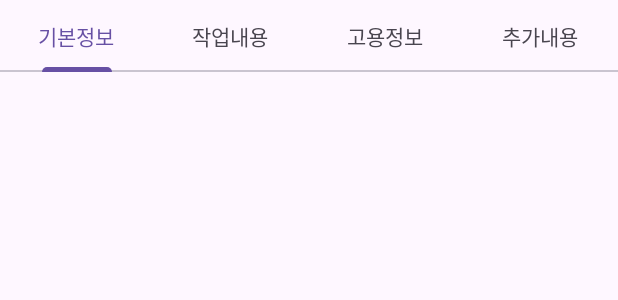
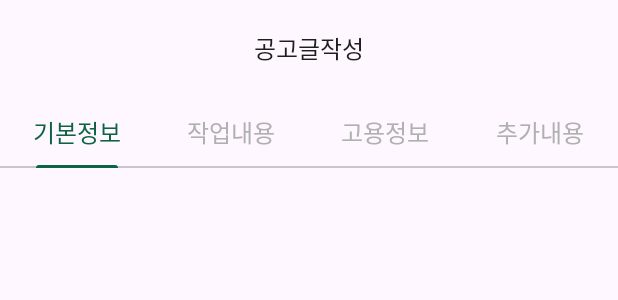
Before and after one commit to seunghee17/Nonggle, an Android app: the layout activity_notice.xml on its own in the app's theme, with its tools: preview values and no code run, on a phone screen of 412 x 824 dp. Shown: the top 300 px of the screen. Run offline under Robolectric (Android 15) with nearby library versions, the light colour scheme and no system bars.

```diff
--- a/app/src/main/java/com/example/nongglenonggle/view/farmer/notice/NoticeActivity.kt
+++ b/app/src/main/java/com/example/nongglenonggle/view/farmer/notice/NoticeActivity.kt
@@ -4,16 +4,20 @@ import androidx.appcompat.app.AppCompatActivity
 import android.os.Bundle
 import android.widget.FrameLayout
 import com.example.nongglenonggle.R
+import com.example.nongglenonggle.databinding.ActivityNoticeBinding
 import com.google.android.material.tabs.TabLayout
 import kotlin.reflect.KMutableProperty1
 
 class NoticeActivity : AppCompatActivity() {
+    private var _binding : ActivityNoticeBinding? = null
+    private val binding get() = _binding!!
     private lateinit var tablayout : TabLayout
     private lateinit var framelayout:FrameLayout
 
     override fun onCreate(savedInstanceState: Bundle?) {
         super.onCreate(savedInstanceState)
-        setContentView(R.layout.activity_notice)
+        _binding=ActivityNoticeBinding.inflate(layoutInflater)
+        setContentView(binding.root)
 
         framelayout = findViewById(R.id.framelayout)
         tablayout = findViewById(R.id.tablayout)
--- /dev/null
+++ b/app/src/main/java/com/example/nongglenonggle/viewModel/farmer/notice/FarmerNoticeViewModel.kt
@@ -0,0 +1,6 @@
+package com.example.nongglenonggle.viewModel.farmer.notice
+
+import androidx.lifecycle.ViewModel
+
+class FarmerNoticeViewModel : ViewModel() {
+}
--- a/app/src/main/res/layout/activity_notice.xml
+++ b/app/src/main/res/layout/activity_notice.xml
@@ -10,12 +10,33 @@
     android:orientation="vertical"
     android:layout_width="match_parent"
     android:layout_height="match_parent"
+    android:layout_marginBottom="42dp"
+    android:gravity="center"
     >
+    <TextView
+        android:layout_width="wrap_content"
+        android:layout_height="wrap_content"
+        android:text="@string/공고글작성"
+        android:textColor="@color/black"
+        android:fontFamily="@font/spoqahansansneo_regular"
+        android:textSize="16sp"
+        android:paddingTop="20dp"
+        android:paddingBottom="20dp"
+        />
+
 <com.google.android.material.tabs.TabLayout
     android:id="@+id/tablayout"
     android:layout_width="match_parent"
     android:layout_height="wrap_content"
     tools:context=".view.farmer.notice.NoticeActivity"
+    app:tabRippleColor="@android:color/transparent"
+    app:tabSelectedTextColor="@color/m1"
+    app:tabTextAppearance="@style/customTablayout"
+    app:tabTextColor="@color/g3"
+    app:tabIndicatorColor="@color/m1"
+    app:tabIndicatorHeight="2dp"
+    app:tabGravity="fill"
+
     >
 
     <com.google.android.material.tabs.TabItem
--- a/app/src/main/res/layout/fragment_address_search.xml
+++ b/app/src/main/res/layout/fragment_address_search.xml
@@ -6,7 +6,7 @@
     <data>
         <variable
             name="viewModel"
-            type="com.example.nongglenonggle.viewModel.farmer.signup.AddressSearchViewModel" />
+            type="com.example.nongglenonggle.viewModel.farmer.signup.SignupViewModel" />
     </data>
 
 <androidx.constraintlayout.widget.ConstraintLayout
--- a/app/src/main/res/layout/fragment_signup_b.xml
+++ b/app/src/main/res/layout/fragment_signup_b.xml
@@ -371,6 +371,7 @@
                 />
         </androidx.appcompat.widget.LinearLayoutCompat>
     </ScrollView>
+
     <androidx.appcompat.widget.AppCompatButton
         android:id="@+id/nextBtn"
         android:layout_width="match_parent"
--- a/app/src/main/res/layout/fragment_signup_d.xml
+++ b/app/src/main/res/layout/fragment_signup_d.xml
@@ -6,7 +6,7 @@
         <import type="android.view.View"/>
         <variable
             name="viewModel"
-            type="com.example.nongglenonggle.viewModel.farmer.signup.SignupDViewModel" />
+            type="com.example.nongglenonggle.viewModel.farmer.signup.SignupViewModel" />
     </data>
 
 <androidx.appcompat.widget.LinearLayoutCompat
@@ -150,7 +150,7 @@
             android:layout_marginTop="4dp"
             android:paddingLeft="16dp"
             android:text="@{viewModel.addressResult}"
-            android:visibility="@{viewModel.textviewVisible ? View.VISIBLE : View.INVISIBLE}"
+            android:visibility="@{viewModel.isdata ? View.VISIBLE : View.INVISIBLE}"
             android:textColor="@color/black"
             />
     </androidx.constraintlayout.widget.ConstraintLayout>
--- a/app/src/main/res/values/strings.xml
+++ b/app/src/main/res/values/strings.xml
@@ -1,5 +1,3 @@
 <resources>
-    <string name="app_name">nongglenonggle</string>
-    <!-- TODO: Remove or change this placeholder text -->
-    <string name="hello_blank_fragment">Hello blank fragment</string>
+    <string name="공고글작성">공고글작성</string>
 </resources>
--- a/app/src/main/res/values/styles.xml
+++ b/app/src/main/res/values/styles.xml
@@ -18,4 +18,9 @@
         <item name="android:textSize">16sp</item>
     </style>
 
+    <style name="customTablayout">
+        <item name="fontFamily">@font/spoqahansansneo_medium</item>
+        <item name="android:textSize">16sp</item>
+    </style>
+
 </resources>
```
Also changed, not shown: app/src/main/java/com/example/nongglenonggle/view/farmer/signup/AddressSearchFragment.kt (+4 -37 lines), app/src/main/java/com/example/nongglenonggle/view/farmer/signup/SignupActivity.kt (+1 -6 lines), app/src/main/java/com/example/nongglenonggle/view/farmer/signup/SignupDFragment.kt (+11 -60 lines), app/src/main/java/com/example/nongglenonggle/viewModel/farmer/signup/AddressSearchViewModel.kt (deleted, +0 -41 lines), app/src/main/java/com/example/nongglenonggle/viewModel/farmer/signup/SignupDViewModel.kt (deleted, +0 -54 lines), app/src/main/java/com/example/nongglenonggle/viewModel/farmer/signup/SignupViewModel.kt (+31 -0 lines), app/src/main/res/layout/fragment_notice_a.xml (+12 -2 lines).
